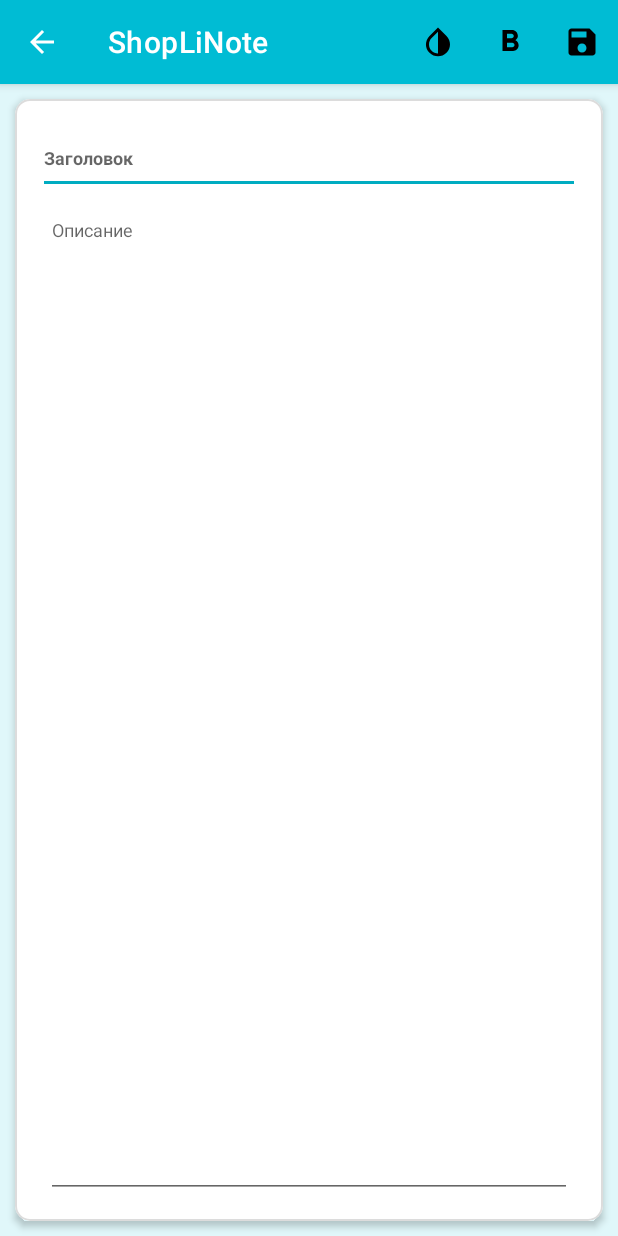
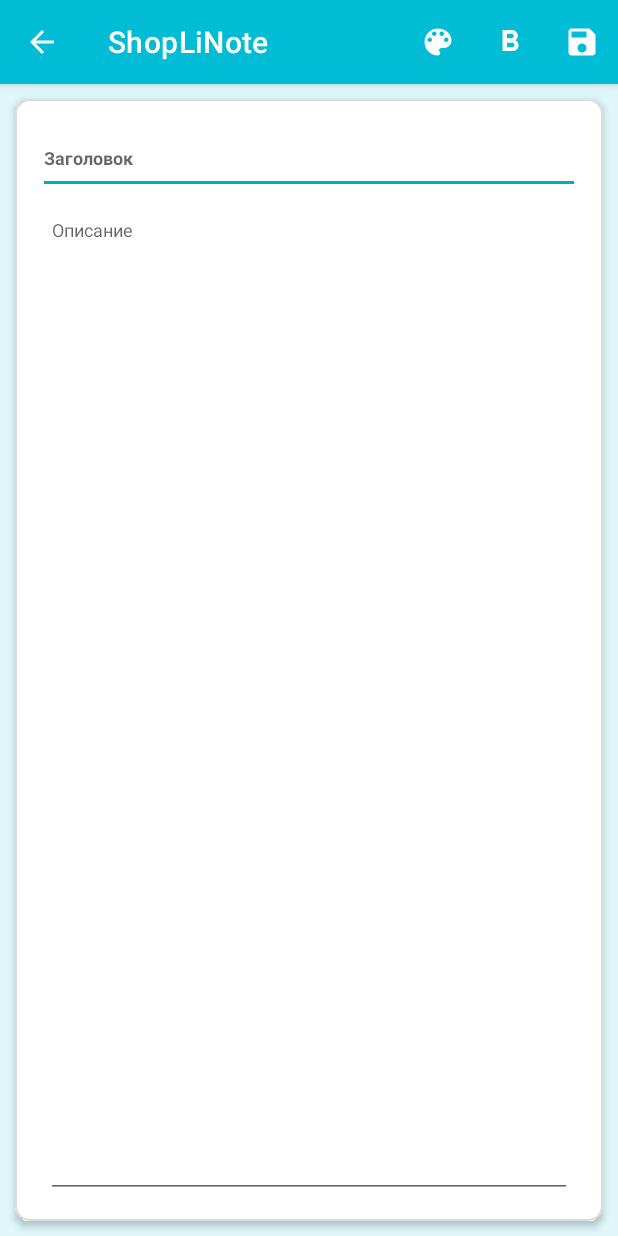
Before and after one commit to Galyminsky/ShopLiNote_Release, an Android app: the NewNoteActivity screen opened directly, with no data from a screen before it, on a phone screen of 412 x 824 dp. Run offline under Robolectric (Android 15) with nearby library versions, the phone set to English and light mode, and no system bars.

Commit message:
Изменен цвет значков в меню (на белый) Заменена икона "Новый" в меню Completed

```diff
--- /dev/null
+++ b/app/src/main/res/drawable/ic_bold_white.xml
@@ -0,0 +1,5 @@
+<vector android:height="24dp" android:tint="#FFFFFF"
+    android:viewportHeight="24" android:viewportWidth="24"
+    android:width="24dp" xmlns:android="http://schemas.android.com/apk/res/android">
+    <path android:fillColor="@android:color/white" android:pathData="M15.6,10.79c0.97,-0.67 1.65,-1.77 1.65,-2.79 0,-2.26 -1.75,-4 -4,-4L7,4v14h7.04c2.09,0 3.71,-1.7 3.71,-3.79 0,-1.52 -0.86,-2.82 -2.15,-3.42zM10,6.5h3c0.83,0 1.5,0.67 1.5,1.5s-0.67,1.5 -1.5,1.5h-3v-3zM13.5,15.5L10,15.5v-3h3.5c0.83,0 1.5,0.67 1.5,1.5s-0.67,1.5 -1.5,1.5z"/>
+</vector>
--- /dev/null
+++ b/app/src/main/res/drawable/ic_color_white.xml
@@ -0,0 +1,5 @@
+<vector android:height="24dp" android:tint="#FFFFFF"
+    android:viewportHeight="24" android:viewportWidth="24"
+    android:width="24dp" xmlns:android="http://schemas.android.com/apk/res/android">
+    <path android:fillColor="@android:color/white" android:pathData="M12,3c-4.97,0 -9,4.03 -9,9s4.03,9 9,9c0.83,0 1.5,-0.67 1.5,-1.5 0,-0.39 -0.15,-0.74 -0.39,-1.01 -0.23,-0.26 -0.38,-0.61 -0.38,-0.99 0,-0.83 0.67,-1.5 1.5,-1.5L16,16c2.76,0 5,-2.24 5,-5 0,-4.42 -4.03,-8 -9,-8zM6.5,12c-0.83,0 -1.5,-0.67 -1.5,-1.5S5.67,9 6.5,9 8,9.67 8,10.5 7.33,12 6.5,12zM9.5,8C8.67,8 8,7.33 8,6.5S8.67,5 9.5,5s1.5,0.67 1.5,1.5S10.33,8 9.5,8zM14.5,8c-0.83,0 -1.5,-0.67 -1.5,-1.5S13.67,5 14.5,5s1.5,0.67 1.5,1.5S15.33,8 14.5,8zM17.5,12c-0.83,0 -1.5,-0.67 -1.5,-1.5S16.67,9 17.5,9s1.5,0.67 1.5,1.5 -0.67,1.5 -1.5,1.5z"/>
+</vector>
--- /dev/null
+++ b/app/src/main/res/drawable/ic_new_2.xml
@@ -0,0 +1,5 @@
+<vector android:height="24dp" android:tint="#000000"
+    android:viewportHeight="24" android:viewportWidth="24"
+    android:width="24dp" xmlns:android="http://schemas.android.com/apk/res/android">
+    <path android:fillColor="@android:color/white" android:pathData="M22,5.18L10.59,16.6l-4.24,-4.24l1.41,-1.41l2.83,2.83l10,-10L22,5.18zM12,20c-4.41,0 -8,-3.59 -8,-8s3.59,-8 8,-8c1.57,0 3.04,0.46 4.28,1.25l1.45,-1.45C16.1,2.67 14.13,2 12,2C6.48,2 2,6.48 2,12s4.48,10 10,10c1.73,0 3.36,-0.44 4.78,-1.22l-1.5,-1.5C14.28,19.74 13.17,20 12,20zM19,15h-3v2h3v3h2v-3h3v-2h-3v-3h-2V15z"/>
+</vector>
--- /dev/null
+++ b/app/src/main/res/drawable/ic_new_3.xml
@@ -0,0 +1,5 @@
+<vector android:autoMirrored="true" android:height="24dp"
+    android:tint="#000000" android:viewportHeight="24"
+    android:viewportWidth="24" android:width="24dp" xmlns:android="http://schemas.android.com/apk/res/android">
+    <path android:fillColor="@android:color/white" android:pathData="M14,10H3v2h11V10zM14,6H3v2h11V6zM18,14v-4h-2v4h-4v2h4v4h2v-4h4v-2H18zM3,16h7v-2H3V16z"/>
+</vector>
--- /dev/null
+++ b/app/src/main/res/drawable/ic_new_4.xml
@@ -0,0 +1,5 @@
+<vector android:height="24dp" android:tint="#000000"
+    android:viewportHeight="24" android:viewportWidth="24"
+    android:width="24dp" xmlns:android="http://schemas.android.com/apk/res/android">
+    <path android:fillColor="@android:color/white" android:pathData="M19,13h-6v6h-2v-6H5v-2h6V5h2v6h6v2z"/>
+</vector>
--- /dev/null
+++ b/app/src/main/res/drawable/ic_new_shop_item_white.xml
@@ -0,0 +1,5 @@
+<vector android:autoMirrored="true" android:height="24dp"
+    android:tint="#FFFFFF" android:viewportHeight="24"
+    android:viewportWidth="24" android:width="24dp" xmlns:android="http://schemas.android.com/apk/res/android">
+    <path android:fillColor="@android:color/white" android:pathData="M14,2L6,2c-1.1,0 -1.99,0.9 -1.99,2L4,20c0,1.1 0.89,2 1.99,2L18,22c1.1,0 2,-0.9 2,-2L20,8l-6,-6zM16,16h-3v3h-2v-3L8,16v-2h3v-3h2v3h3v2zM13,9L13,3.5L18.5,9L13,9z"/>
+</vector>
--- /dev/null
+++ b/app/src/main/res/drawable/ic_save_white.xml
@@ -0,0 +1,5 @@
+<vector android:height="24dp" android:tint="#FFFFFF"
+    android:viewportHeight="24" android:viewportWidth="24"
+    android:width="24dp" xmlns:android="http://schemas.android.com/apk/res/android">
+    <path android:fillColor="@android:color/white" android:pathData="M17,3L5,3c-1.11,0 -2,0.9 -2,2v14c0,1.1 0.89,2 2,2h14c1.1,0 2,-0.9 2,-2L21,7l-4,-4zM12,19c-1.66,0 -3,-1.34 -3,-3s1.34,-3 3,-3 3,1.34 3,3 -1.34,3 -3,3zM15,9L5,9L5,5h10v4z"/>
+</vector>
--- a/app/src/main/res/menu/bottom_menu.xml
+++ b/app/src/main/res/menu/bottom_menu.xml
@@ -30,7 +30,7 @@
 
     <item
         android:id="@+id/new_item"
-        android:icon="@drawable/ic_new"
+        android:icon="@drawable/ic_new_4"
         android:title="@string/new_item"
         android:orderInCategory="1"
         app:showAsAction="ifRoom">
--- a/app/src/main/res/menu/nw_note_menu.xml
+++ b/app/src/main/res/menu/nw_note_menu.xml
@@ -3,7 +3,7 @@
     xmlns:app="http://schemas.android.com/apk/res-auto">
     <item
         android:id="@+id/id_bold"
-        android:icon="@drawable/ic_bold"
+        android:icon="@drawable/ic_bold_white"
         android:title="@string/bold"
         android:orderInCategory="2"
         app:showAsAction="ifRoom">
@@ -11,7 +11,7 @@
 
     <item
         android:id="@+id/id_save"
-        android:icon="@drawable/ic_save"
+        android:icon="@drawable/ic_save_white"
         android:title="@string/save_menu"
         android:orderInCategory="3"
         app:showAsAction="ifRoom">
@@ -19,7 +19,7 @@
 
     <item
         android:id="@+id/id_color"
-        android:icon="@drawable/ic_color"
+        android:icon="@drawable/ic_color_white"
         android:title="@string/color"
         android:orderInCategory="1"
         app:showAsAction="ifRoom">
--- a/app/src/main/res/menu/shop_list_menu.xml
+++ b/app/src/main/res/menu/shop_list_menu.xml
@@ -19,7 +19,7 @@
     <item
         android:id="@+id/new_item"
         android:title="@string/menu_new_item"
-        android:icon="@drawable/ic_new_shop_item"
+        android:icon="@drawable/ic_new_shop_item_white"
         app:actionLayout="@layout/edit_action_layout"
         android:orderInCategory="1"
         app:showAsAction="always|collapseActionView"
@@ -28,7 +28,7 @@
     <item
         android:id="@+id/save_item"
         android:title="@string/menu_save_item"
-        android:icon="@drawable/ic_save"
+        android:icon="@drawable/ic_save_white"
         android:orderInCategory="2"
         app:showAsAction="always"/>
 
--- a/app/src/main/res/xml/setting_preference.xml
+++ b/app/src/main/res/xml/setting_preference.xml
@@ -20,11 +20,11 @@
             android:icon="@drawable/ic_time_format"
             android:title="@string/chose_time_format" />
 
-        <Preference
+        <!--<Preference
             android:title="@string/remove_ads"
             android:summary="@string/remove_ads_summary"
             android:icon="@drawable/ic_remove_ads"
-            />
+            />-->
     </PreferenceCategory>
 
     <PreferenceCategory android:title="@string/theme_settings">
```
